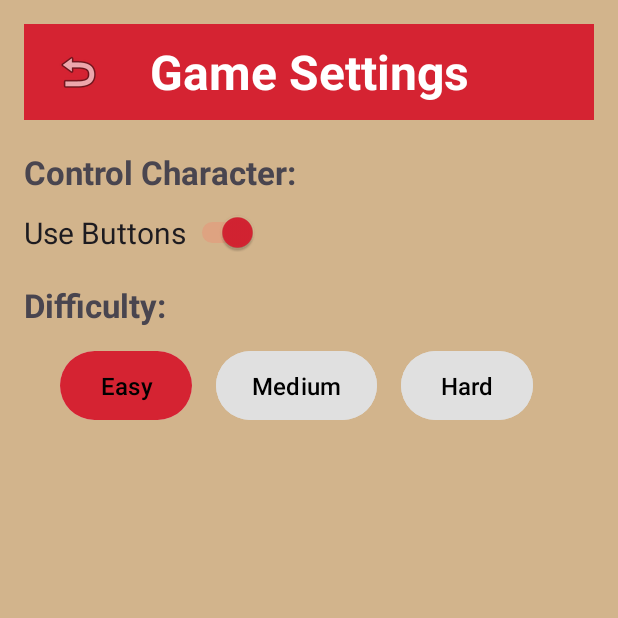
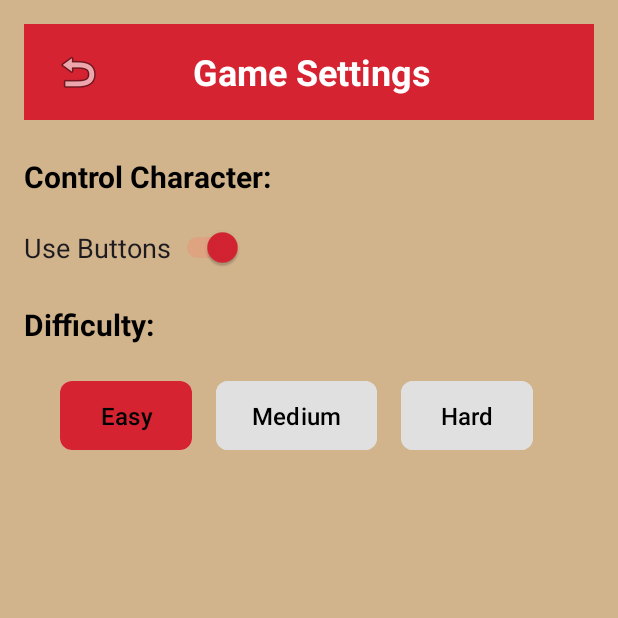
Before and after one commit to Daniel1200101/AndroidStudio, an Android app: the SettingsActivity screen opened directly, with no data from a screen before it, on a phone screen of 412 x 824 dp, the top half of it. Run offline under Robolectric (Android 15) with nearby library versions, the phone set to English and light mode, and no system bars.

Commit message:
Merge remote-tracking branch 'origin/master'

```diff
--- a/app/src/main/java/com/example/targil1/Activities/MainActivity.kt
+++ b/app/src/main/java/com/example/targil1/Activities/MainActivity.kt
@@ -204,9 +204,7 @@ class MainActivity : AppCompatActivity() {
     }
 
     private fun refreshUI() { // Checking the status of game .
-        gridManager.updateObstacles()
-        gridManager.updateCoins()
-        gridManager.updateLives()
+        gridManager.updateGridObjects()
         var heartPositionRemoved: Int = 0
         if (gameManager.isGameOver) { // Lost!
             changeActivity(gameManager.score)
--- a/app/src/main/java/com/example/targil1/Utilities/Constants.kt
+++ b/app/src/main/java/com/example/targil1/Utilities/Constants.kt
@@ -30,5 +30,8 @@ class Constants {
         const val CHARACTER_ROW = 7
         const val CHARACTER_COL = 2
     }
+    object Location{
+        const val LOCATION_PERMISSION_REQUEST_CODE = 1001
+    }
 
 }
--- a/app/src/main/res/drawable/gradient.xml
+++ /dev/null
@@ -1,5 +0,0 @@
-<gradient xmlns:android="http://schemas.android.com/apk/res/android"
-    android:startColor="#FFA500"
-    android:endColor="#FF0000"
-    android:angle="45"
-    android:type="linear" />
--- /dev/null
+++ b/app/src/main/res/drawable/gradient_background.xml
@@ -0,0 +1,6 @@
+<shape xmlns:android="http://schemas.android.com/apk/res/android" android:shape="rectangle">
+    <gradient
+        android:startColor="#1E90FF"
+        android:endColor="#87CEEB"
+        android:angle="90" />
+</shape>
--- a/app/src/main/res/layout/activity_settings.xml
+++ b/app/src/main/res/layout/activity_settings.xml
@@ -1,6 +1,7 @@
 <?xml version="1.0" encoding="utf-8"?>
 <LinearLayout
     xmlns:android="http://schemas.android.com/apk/res/android"
+    xmlns:app="http://schemas.android.com/apk/res-auto"
     android:layout_width="match_parent"
     android:layout_height="match_parent"
     android:orientation="vertical"
@@ -15,7 +16,9 @@
         android:layout_height="wrap_content"
         android:background="@color/red"
         android:theme="@style/ThemeOverlay.AppCompat.Dark.ActionBar"
-        android:elevation="4dp">
+        android:elevation="6dp"
+        android:paddingStart="12dp"
+        android:paddingEnd="12dp">
 
         <!-- Left arrow button in the toolbar -->
         <ImageButton
@@ -33,7 +36,7 @@
             android:layout_width="wrap_content"
             android:layout_height="wrap_content"
             android:text="Game Settings"
-            android:textSize="32sp"
+            android:textSize="24sp"
             android:textStyle="bold"
             android:layout_gravity="center"
             android:textColor="@android:color/white"
@@ -46,9 +49,10 @@
         android:layout_width="wrap_content"
         android:layout_height="wrap_content"
         android:text="Control Character:"
-        android:layout_marginTop="20dp"
-        android:textSize="22sp"
+        android:textSize="20sp"
         android:textStyle="bold"
+        android:textColor="@android:color/black"
+        android:layout_marginTop="24dp"
         android:layout_marginBottom="12dp" />
 
     <!-- Switch Option with Help Button -->
@@ -56,7 +60,8 @@
         android:layout_width="wrap_content"
         android:layout_height="wrap_content"
         android:gravity="center_vertical"
-        android:orientation="horizontal">
+        android:orientation="horizontal"
+        android:layout_marginTop="8dp">
 
         <Switch
             android:id="@+id/switchControlMode"
@@ -64,29 +69,30 @@
             android:layout_height="wrap_content"
             android:checked="true"
             android:text="Use Buttons"
-            android:textSize="20sp"
+            android:textSize="18sp"
             android:thumbTint="@color/red"
-
-            android:trackTint="@color/light_red" />
-
+            android:trackTint="@color/light_red"
+            android:layout_marginEnd="12dp"/>
     </LinearLayout>
 
-
+    <!-- Difficulty Section -->
     <TextView
         android:layout_width="wrap_content"
         android:layout_height="wrap_content"
         android:text="Difficulty:"
-        android:layout_marginTop="20dp"
-        android:textSize="22sp"
+        android:textSize="20sp"
         android:textStyle="bold"
+        android:textColor="@android:color/black"
+        android:layout_marginTop="24dp"
         android:layout_marginBottom="12dp" />
 
+    <!-- LinearLayout for Difficulty Buttons -->
     <LinearLayout
         android:layout_width="match_parent"
         android:layout_height="wrap_content"
         android:gravity="center"
         android:orientation="horizontal"
-        android:layout_marginTop="0dp">
+        android:layout_marginTop="8dp">
 
         <!-- Easy Button -->
         <com.google.android.material.button.MaterialButton
@@ -97,12 +103,10 @@
             android:textColor="@android:color/black"
             android:textSize="16sp"
             android:layout_marginEnd="16dp"
-            android:paddingLeft="24dp"
-            android:paddingRight="24dp"
-            android:paddingTop="12dp"
-            android:paddingBottom="12dp"
+            android:paddingHorizontal="24dp"
+            android:paddingVertical="12dp"
             android:backgroundTint="@color/light_gray"
-            />
+            app:cornerRadius="8dp"/>
 
         <!-- Medium Button -->
         <com.google.android.material.button.MaterialButton
@@ -113,12 +117,10 @@
             android:textColor="@android:color/black"
             android:textSize="16sp"
             android:layout_marginEnd="16dp"
-            android:paddingLeft="24dp"
-            android:paddingRight="24dp"
-            android:paddingTop="12dp"
-            android:paddingBottom="12dp"
+            android:paddingHorizontal="24dp"
+            android:paddingVertical="12dp"
             android:backgroundTint="@color/light_gray"
-            />
+            app:cornerRadius="8dp"/>
 
         <!-- Hard Button -->
         <com.google.android.material.button.MaterialButton
@@ -129,14 +131,9 @@
             android:textColor="@android:color/black"
             android:textSize="16sp"
             android:layout_marginEnd="16dp"
-            android:paddingLeft="24dp"
-            android:paddingRight="24dp"
-            android:paddingTop="12dp"
-            android:paddingBottom="12dp"
+            android:paddingHorizontal="24dp"
+            android:paddingVertical="12dp"
             android:backgroundTint="@color/light_gray"
-            />
+            app:cornerRadius="8dp"/>
     </LinearLayout>
-
-
-
 </LinearLayout>
--- a/app/src/main/res/values/colors.xml
+++ b/app/src/main/res/values/colors.xml
@@ -7,5 +7,8 @@
     <color name="red">#D52332</color>
     <color name="light_red">#FF6F61</color> <!-- Light Red -->
     <color name="light_gray">#E0E0E0</color>
+    <color name="warningColor">#FFA726</color> <!-- Orange -->
+    <color name="successColor">#66BB6A</color> <!-- Green -->
+    <color name="buttonBackGround">#FF6347</color> <!-- Green -->
 
 </resources>
```
Also changed, not shown: app/src/main/java/com/example/targil1/Activities/MenuActivity.kt (+29 -0 lines), app/src/main/java/com/example/targil1/Activities/ScoreActivity.kt (+48 -23 lines), app/src/main/java/com/example/targil1/GridManager.kt (+11 -4 lines), app/src/main/java/com/example/targil1/Utilities/LocationManagerHelper.kt (+42 -0 lines), app/src/main/res/layout/activity_score.xml (+102 -25 lines), app/src/main/res/layout/activity_top_scores.xml (+10 -9 lines), app/src/main/java/com/example/targil1/Activities/SettingsActivity.kt (line endings or trailing spaces).
